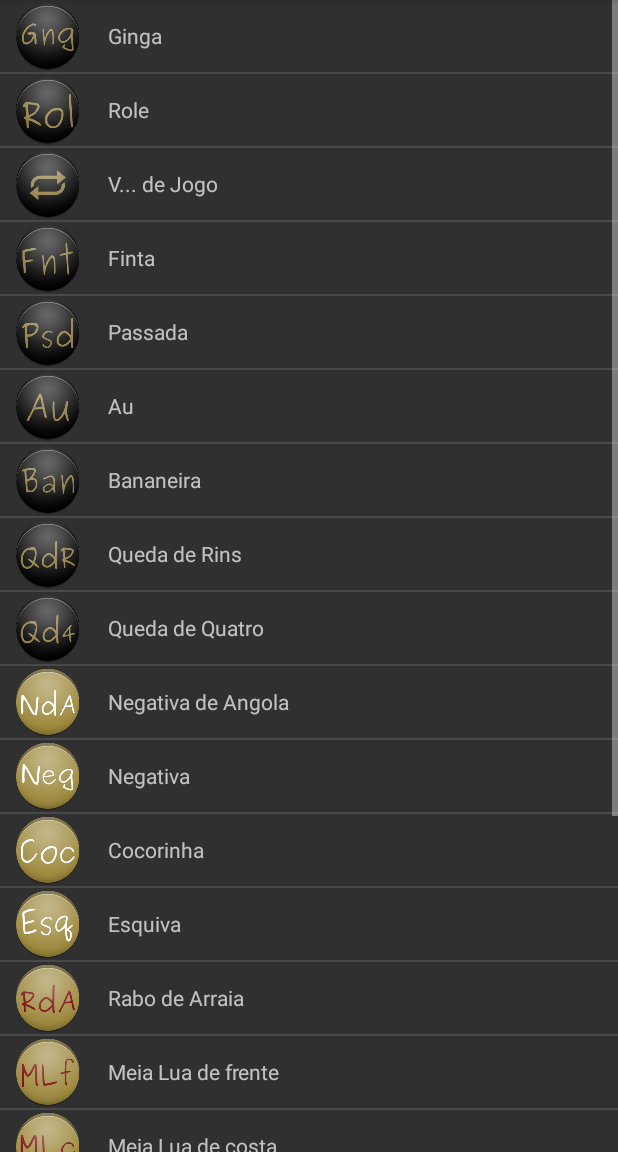
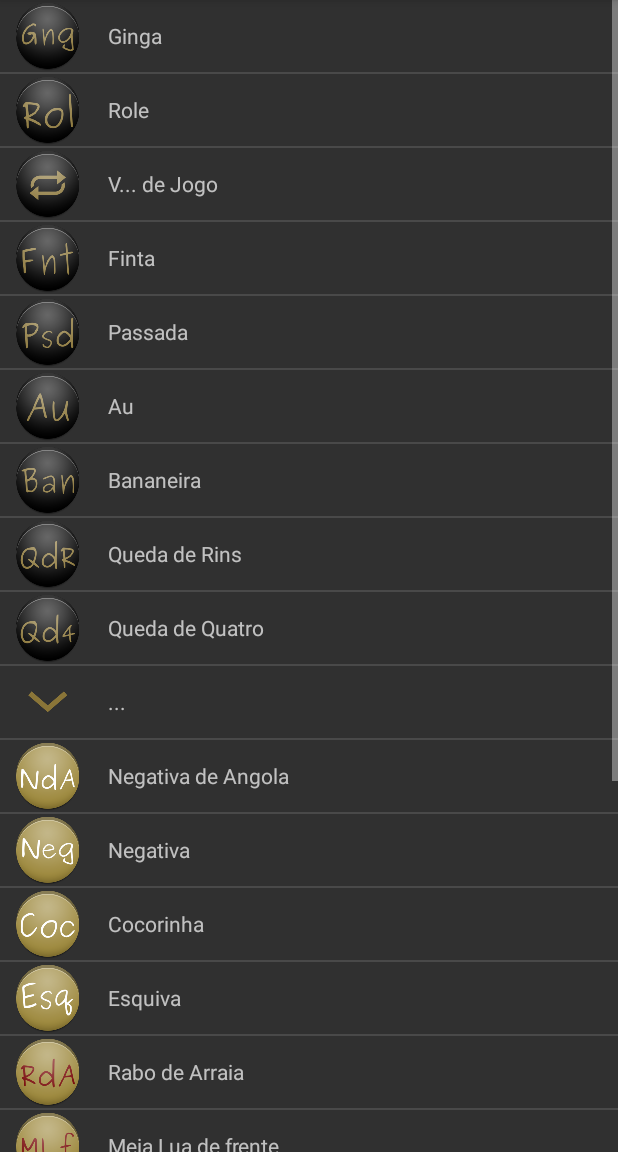
Before and after one commit to mamueinf/Caju, an Android app: the screen it shows after launch (CajuMainActivity), in the options menu, after a tap on "Movement Library", on a phone screen of 412 x 824 dp, the part 84-1236 px from its top. Run offline under Robolectric (Android 15) with nearby library versions, the phone set to English and light mode, and no system bars; libraries missing offline, so code that uses them is left out: org.simpleframework.xml; 4 statements that could not run were skipped.

Commit message:
screen rotate issue #1 and issue #3 fixed

```diff
--- a/app/src/main/java/com/mm/caju/CajuMainActivity.java
+++ b/app/src/main/java/com/mm/caju/CajuMainActivity.java
@@ -366,6 +366,11 @@ public class CajuMainActivity extends ActionBarActivity implements SequenceLibra
         qd4.setMovIconID(R.mipmap.ic_miscmov_qd4);
         movLib.addMiscMovementToMiscMovList(qd4);
 
+        MiscMovement cont = new MiscMovement();
+        cont.setMovName("...");
+        cont.setMovIconID(R.mipmap.ic_mov_cont);
+        movLib.addMiscMovementToMiscMovList(cont);
+
 
         /* Serialize the MovLib for next time */
         try
--- a/app/src/main/java/com/mm/caju/SequenceEditorFragment.java
+++ b/app/src/main/java/com/mm/caju/SequenceEditorFragment.java
@@ -173,12 +173,17 @@ public class SequenceEditorFragment extends Fragment {
             while (it.hasNext()) {
 
                 TimeSlot tsl = (TimeSlot) it.next();
-                SequenceElement seqElFr = new SequenceElement();
-                seqElFr.setTsl( tsl );
 
-                getFragmentManager().beginTransaction()
-                        .add(R.id.layout_seq, seqElFr)
-                        .commit();
+                SequenceElement seqElFr;
+
+                String tag = "seqel_time"+Integer.toString(tsl.getTime());
+                if (savedInstanceState != null) {
+                    seqElFr = (SequenceElement) getFragmentManager().findFragmentByTag( tag);
+                } else {
+                    seqElFr = new SequenceElement();
+                    seqElFr.setTsl( tsl );
+                    getFragmentManager().beginTransaction().add(R.id.layout_seq, seqElFr, tag).commit();
+                }
             }
         }
 
--- a/app/src/main/java/com/mm/caju/SequenceElement.java
+++ b/app/src/main/java/com/mm/caju/SequenceElement.java
@@ -13,6 +13,7 @@ import android.widget.EditText;
 import android.widget.ImageView;
 import android.widget.TextView;
 
+import com.mm.caju.caju_seqMdl.MiscMovement;
 import com.mm.caju.caju_seqMdl.TimeSlot;
 
 
@@ -90,13 +91,16 @@ public class SequenceElement extends Fragment {
         EditText topMovNoteView = (EditText) this.getView().findViewById(R.id.editText_note_top);
 
         if (tsl.getTopPlayerMov() == null ){
-            topMovIconView.setImageDrawable( getResources().getDrawable( R.mipmap.ic_mov_cont ) );
-            topMovNoteView.setHint( "..." );
-        } else {
-            topMovIconView.setImageDrawable( getResources().getDrawable( tsl.getTopPlayerMov().getMovIconID() ) );
-            topMovNoteView.setText( tsl.getTopPlayerMov().getMovNote() );
-            topMovNoteView.setHint( tsl.getTopPlayerMov().getMovName() );
+            MiscMovement cont = new MiscMovement();
+            cont.setMovName("...");
+            cont.setMovIconID(R.mipmap.ic_mov_cont);
+            tsl.setBotPlayerMov( cont );
         }
+
+        topMovIconView.setImageDrawable( getResources().getDrawable( tsl.getTopPlayerMov().getMovIconID() ) );
+        topMovNoteView.setText( tsl.getTopPlayerMov().getMovNote() );
+        topMovNoteView.setHint( tsl.getTopPlayerMov().getMovName() );
+
         topMovNoteView.addTextChangedListener( new TextWatcher() {
             @Override
             public void beforeTextChanged(CharSequence s, int start, int count, int after) {
@@ -113,14 +117,18 @@ public class SequenceElement extends Fragment {
         ImageView botMovIconView = (ImageView) this.getView().findViewById(R.id.imageView_player_bot);
         EditText botMovNoteView = (EditText) this.getView().findViewById(R.id.editText_note_bot);
 
+        // insert "continue mov" in case of unset mov
         if (tsl.getBotPlayerMov() == null ) {
-            botMovIconView.setImageDrawable( getResources().getDrawable( R.mipmap.ic_mov_cont ) );
-            botMovNoteView.setHint( "..." );
-        } else {
-            botMovIconView.setImageDrawable( getResources().getDrawable( tsl.getBotPlayerMov().getMovIconID() ) );
-            botMovNoteView.setText( tsl.getBotPlayerMov().getMovNote() );
-            botMovNoteView.setHint( tsl.getBotPlayerMov().getMovName() );
+            MiscMovement cont = new MiscMovement();
+            cont.setMovName("...");
+            cont.setMovIconID(R.mipmap.ic_mov_cont);
+            tsl.setBotPlayerMov( cont );
         }
+
+        botMovIconView.setImageDrawable( getResources().getDrawable( tsl.getBotPlayerMov().getMovIconID() ) );
+        botMovNoteView.setText( tsl.getBotPlayerMov().getMovNote() );
+        botMovNoteView.setHint( tsl.getBotPlayerMov().getMovName() );
+
         botMovNoteView.addTextChangedListener( new TextWatcher() {
             @Override
             public void beforeTextChanged(CharSequence s, int start, int count, int after) {
```
Also changed, not shown: 1 other file.
